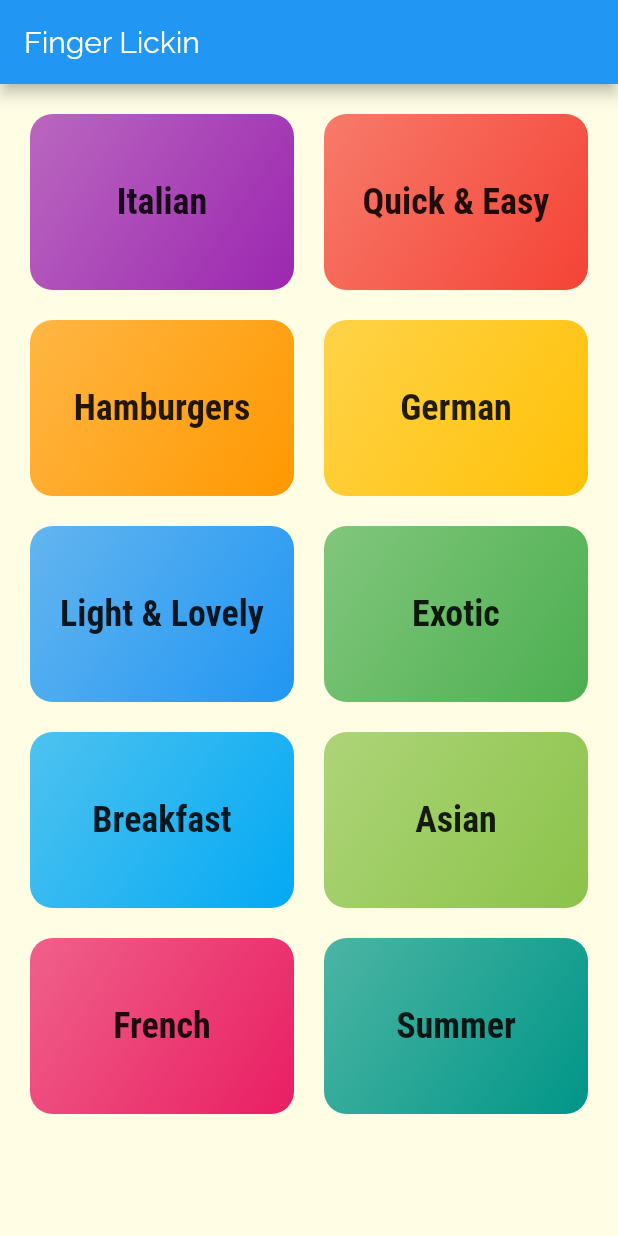
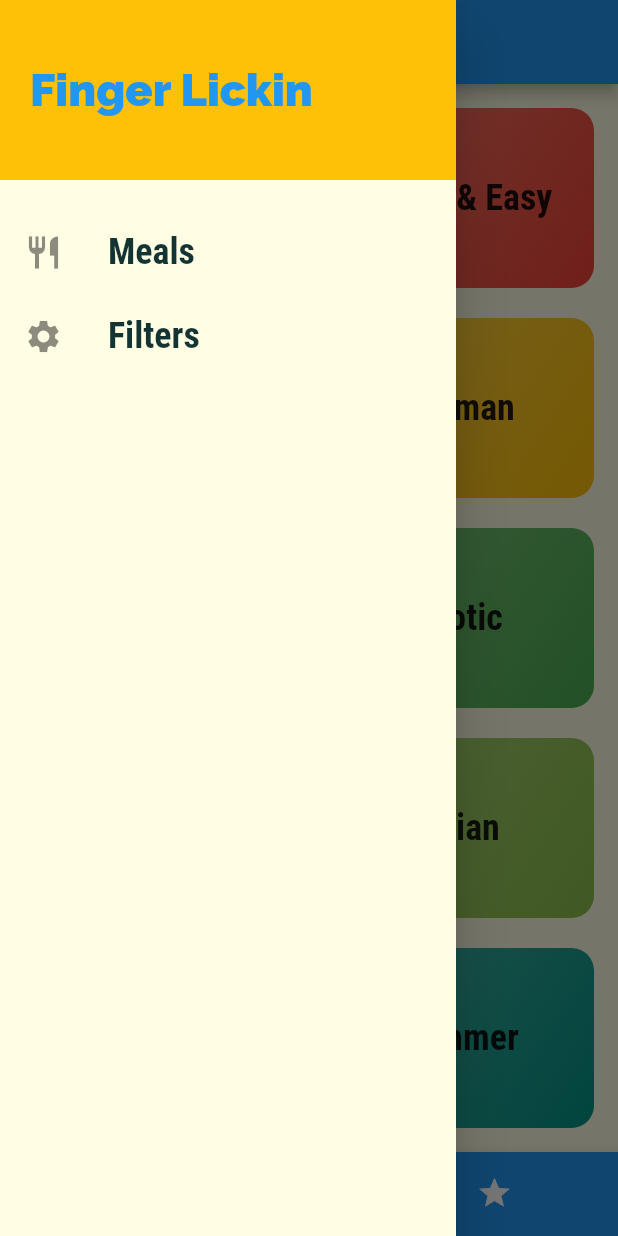
Before and after one commit to indrajithvgp/meals-app-flutter, a Flutter app: the screen it shows after launch, with the side drawer open (before the commit the screen has no drawer), on a phone screen of 412 x 824 dp. Run offline on Flutter 3.47's test engine with Material 2 defaults, Android fonts, the phone set to English and light mode, and no system bars.

Commit message:
added drawer widget and navigation fn

```diff
--- a/lib/main.dart
+++ b/lib/main.dart
@@ -1,7 +1,9 @@
 import 'package:flutter/material.dart';
 import 'package:meals_app/screens/categories_screen.dart';
 import 'package:meals_app/screens/category_meals_screen.dart';
+import 'package:meals_app/screens/filter_screen.dart';
 import 'package:meals_app/screens/meal_detail_screen.dart';
+import 'package:meals_app/screens/tabs_screen.dart';
 
 void main() {
   runApp(MyApp());
@@ -26,12 +28,13 @@ class MyApp extends StatelessWidget {
                   fontSize: 24,
                   fontFamily: "RobotoCondensed",
                   fontWeight: FontWeight.bold))),
-      home: CategoriesScreen(),
-      // initialRoute: "/",
+      // home: CategoriesScreen(),
+      initialRoute: "/",
       routes: {
-        // "/": (context) => CategoriesScreen(),//its not working -- null problem
+        "/": (context) => TabScreen(),
         CategoryMealsScreen.routeName: (context) => CategoryMealsScreen(),
         MealDetailScreen.routeName: (context) => MealDetailScreen(),
+        FilterScreen.routeName: (context) => FilterScreen(),
       },
       // onGenerateRoute: (settings) {
       //   print(settings.arguments);
--- a/lib/screens/categories_screen.dart
+++ b/lib/screens/categories_screen.dart
@@ -2,17 +2,11 @@ import "package:flutter/material.dart";
 import 'package:meals_app/dummy_data.dart';
 import 'package:meals_app/widgets/category_item.dart';
 
-
 class CategoriesScreen extends StatelessWidget {
   @override
   Widget build(BuildContext context) {
-    return Scaffold(
-        appBar: AppBar(
-          title: const Text("Finger Lickin"),
-        ),
-        body: Padding(
-          padding: const EdgeInsets.all(20.0),
-
+    return Padding(
+      padding: const EdgeInsets.all(16.0),
       child: GridView(
           gridDelegate: SliverGridDelegateWithMaxCrossAxisExtent(
               maxCrossAxisExtent: 200,
@@ -23,6 +17,6 @@ class CategoriesScreen extends StatelessWidget {
               .map((category) =>
                   CategoryItem(category.title, category.color, category.id))
               .toList()),
-        ));
+    );
   }
 }
--- /dev/null
+++ b/lib/screens/favorites_screen.dart
@@ -0,0 +1,15 @@
+
+
+import 'package:flutter/material.dart';
+
+class FavoritesScreen extends StatelessWidget {
+
+
+
+  @override
+  Widget build(BuildContext context) {
+    return Container(
+
+    );
+  }
+}
--- /dev/null
+++ b/lib/screens/filter_screen.dart
@@ -0,0 +1,12 @@
+import 'package:flutter/material.dart';
+
+class FilterScreen extends StatelessWidget {
+  static const routeName = '/filters';
+
+  @override
+  Widget build(BuildContext context) {
+    return Container(
+      color: Colors.white,
+    );
+  }
+}
--- /dev/null
+++ b/lib/screens/tab_screen.dart
@@ -0,0 +1,31 @@
+import 'package:flutter/material.dart';
+import 'package:meals_app/screens/categories_screen.dart';
+import 'package:meals_app/screens/favorites_screen.dart';
+
+class TabScreen extends StatefulWidget {
+  @override
+  _TabScreenState createState() => _TabScreenState();
+}
+
+class _TabScreenState extends State<TabScreen> {
+  @override
+  Widget build(BuildContext context) {
+    return DefaultTabController(
+        length: 2,
+        initialIndex: 0,
+        child: Scaffold(
+          appBar: AppBar(
+            title: Text("Meals"),
+            bottom: TabBar(
+              tabs: [
+                Tab(icon: Icon(Icons.category), text: 'Categories'),
+                Tab(icon: Icon(Icons.star), text: 'Favorites'),
+              ],
+            ),
+          ),
+          body: TabBarView(
+            children: [CategoriesScreen(), FavoritesScreen()],
+          ),
+        ));
+  }
+}
--- /dev/null
+++ b/lib/screens/tabs_screen.dart
@@ -0,0 +1,50 @@
+import 'package:flutter/material.dart';
+import 'package:meals_app/screens/categories_screen.dart';
+import 'package:meals_app/screens/favorites_screen.dart';
+import 'package:meals_app/widgets/main_drawer.dart';
+
+class TabScreen extends StatefulWidget {
+  @override
+  _TabScreenState createState() => _TabScreenState();
+}
+
+class _TabScreenState extends State<TabScreen> {
+  List<Map<String, Object>> pages = [
+    {'page': CategoriesScreen(), 'title': 'Categories'},
+    {'page': FavoritesScreen(), 'title': 'Favorites'},
+  ];
+  int selectedScreenIndex = 0;
+
+  void _selectScreen(int index) {
+    setState(() {
+      selectedScreenIndex = index;
+    });
+  }
+
+  @override
+  Widget build(BuildContext context) {
+    return Scaffold(
+      appBar: AppBar(title: Text(pages[selectedScreenIndex]['title'])),
+      body: pages[selectedScreenIndex]['page'],
+      drawer: MainDrawer(),
+      bottomNavigationBar: BottomNavigationBar(
+        onTap: _selectScreen,
+        backgroundColor: Theme.of(context).primaryColor,
+        unselectedItemColor: Colors.white,
+        selectedItemColor: Theme.of(context).accentColor,
+        type: BottomNavigationBarType.shifting,
+        currentIndex: selectedScreenIndex,
+        items: [
+          BottomNavigationBarItem(
+              backgroundColor: Theme.of(context).primaryColor,
+              icon: Icon(Icons.category),
+              title: Text('Categories')),
+          BottomNavigationBarItem(
+              backgroundColor: Theme.of(context).primaryColor,
+              icon: Icon(Icons.star),
+              title: Text('Favorites'))
+        ],
+      ),
+    );
+  }
+}
--- /dev/null
+++ b/lib/widgets/main_drawer.dart
@@ -0,0 +1,50 @@
+import "package:flutter/material.dart";
+import 'package:meals_app/screens/filter_screen.dart';
+
+class MainDrawer extends StatelessWidget {
+  Widget buildListTile(String title, IconData icon, Function tapHandler) {
+    return ListTile(
+        onTap: () {
+          tapHandler();
+        },
+        leading: Icon(icon, size: 26),
+        title: Text(title,
+            style: TextStyle(
+              fontFamily: 'RobotoCondensed',
+              fontWeight: FontWeight.bold,
+              fontSize: 24,
+            )));
+  }
+
+  @override
+  Widget build(BuildContext context) {
+    return Drawer(
+      child: Column(
+        children: [
+          Container(
+            height: 120,
+            width: double.infinity,
+            padding: EdgeInsets.all(20),
+            alignment: Alignment.centerLeft,
+            color: Theme.of(context).accentColor,
+            // decoration: BoxDecoration(color: Colors.red),
+            child: Text("Finger Lickin",
+                style: TextStyle(
+                    fontWeight: FontWeight.w900,
+                    fontSize: 30,
+                    color: Theme.of(context).primaryColor)),
+          ),
+          SizedBox(
+            height: 20,
+          ),
+          buildListTile('Meals', Icons.restaurant, () {
+            Navigator.of(context).pushNamed('/');
+          }),
+          buildListTile('Filters', Icons.settings, () {
+            Navigator.of(context).pushNamed(FilterScreen.routeName);
+          }),
+        ],
+      ),
+    );
+  }
+}
```
Lines whose indentation alone changed are shown as unchanged.
